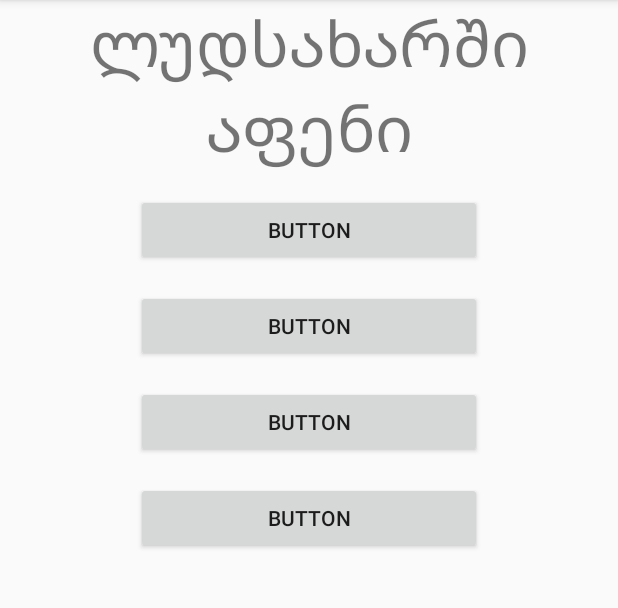
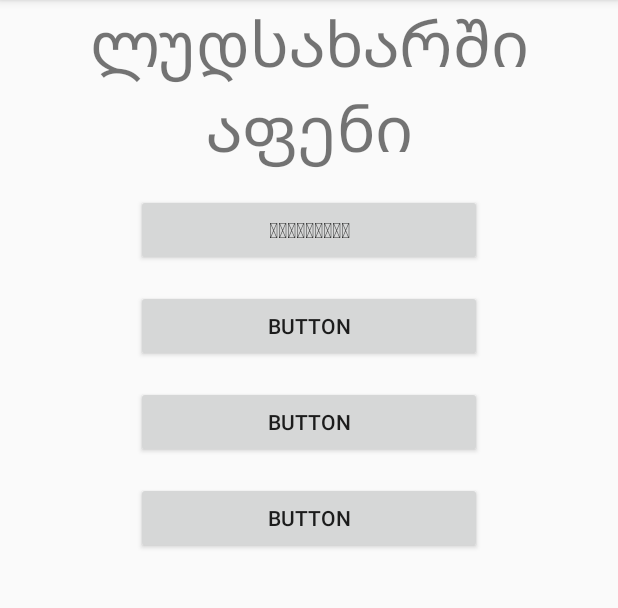
Before and after one commit to kartlos99/apeni, an Android app: the screen it shows after launch (MainActivity), on a phone screen of 412 x 824 dp, the part 84-692 px from its top. Run offline under Robolectric (Android 15) with nearby library versions, the phone set to English and light mode, and no system bars.

Commit message:
ტესტ უკუკავშირი

```diff
--- a/app/src/main/res/layout/activity_main.xml
+++ b/app/src/main/res/layout/activity_main.xml
@@ -22,7 +22,7 @@
         android:id="@+id/button"
         android:layout_width="0dp"
         android:layout_height="wrap_content"
-        android:text="Button"
+        android:text="შეკვეთები"
 
         app:layout_constraintTop_toBottomOf="@+id/textView"
         android:layout_marginTop="16dp"
```
